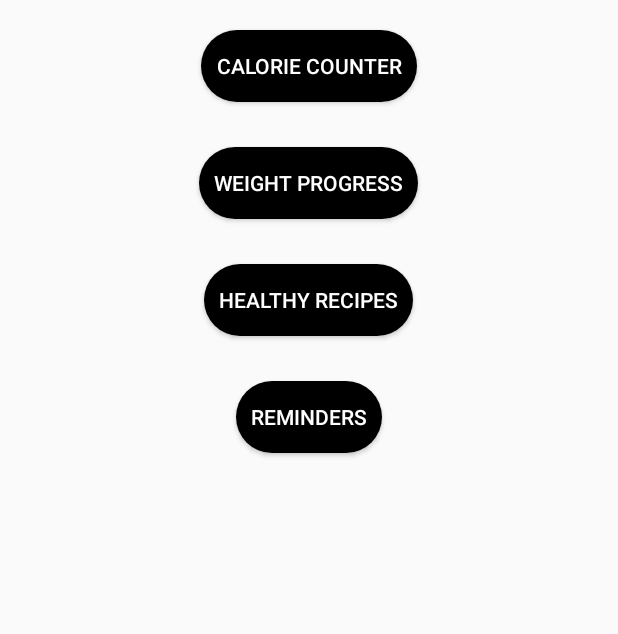
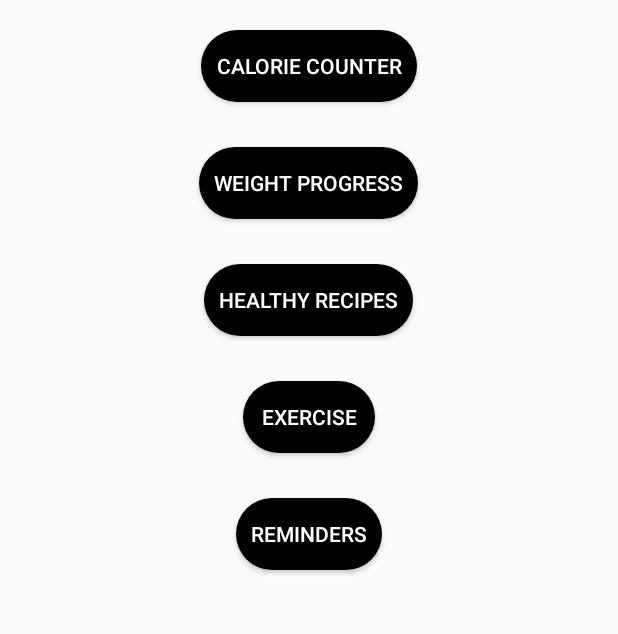
Before and after one commit to KevinDelao/Diet-Android-App, an Android app: the TitleFragment screen opened directly, with no data from a screen before it, on a phone screen of 412 x 824 dp, the part 382-1016 px from its top. Run offline under Robolectric (Android 15) with nearby library versions, the phone set to English and light mode, and no system bars; our stand-ins replace Room's generated code, data binding, navigation-ui; libraries missing offline, so code that uses them is left out: com.facebook.stetho.

Commit message:
Files updated

```diff
--- a/app/src/main/java/com/example/dietapp/TitleFragment.kt
+++ b/app/src/main/java/com/example/dietapp/TitleFragment.kt
@@ -19,6 +19,7 @@ class TitleFragment : Fragment()
     lateinit var toCaloriePage: Button
     lateinit var toHealthyRecipe: Button
     lateinit var toRecordsPage: Button
+    lateinit var toExercisePage: Button
     lateinit var toNotifications: Button
 
     override fun onCreateView(
@@ -29,6 +30,7 @@ class TitleFragment : Fragment()
         toCaloriePage = viewTitle.findViewById(R.id.title_page_calorie_counter_button)
         toNotifications = viewTitle.findViewById(R.id.title_page_notification_button)
         toRecordsPage = viewTitle.findViewById(R.id.title_page_weight_progress_button)
+        toExercisePage = viewTitle.findViewById(R.id.title_page_healthy_exercise_button)
 
         toRecordsPage.setOnClickListener { view: View ->
             view.findNavController().navigate(R.id.titleFragment_to_recordsFragment)
@@ -45,6 +47,11 @@ class TitleFragment : Fragment()
         toHealthyRecipe.setOnClickListener{ view : View ->
             view.findNavController().navigate(R.id.action_titleFragment_to_healthyRecipe)
         }
+
+        toExercisePage.setOnClickListener{ view : View ->
+            view.findNavController().navigate(R.id.action_titleFragment_to_exerciseFragment)
+        }
+
         toNotifications.setOnClickListener{ view : View ->
             view.findNavController().navigate(R.id.action_titleFragment_to_notificationActivity)
         }
--- a/app/src/main/res/layout/fragment_title.xml
+++ b/app/src/main/res/layout/fragment_title.xml
@@ -52,6 +52,11 @@
         android:text="@string/title_page_button_healthy_recipes"
         android:layout_marginBottom="@dimen/title_page_button_margin_bottom"/>
     <Button
+        android:id="@+id/title_page_healthy_exercise_button"
+        style="@style/title_page_buttons"
+        android:text="@string/title_page_button_exercise"
+        android:layout_marginBottom="@dimen/title_page_button_margin_bottom"/>
+    <Button
         android:id="@+id/title_page_notification_button"
         style="@style/title_page_buttons"
         android:text="@string/title_page_button_notification"
--- a/app/src/main/res/navigation/navigation.xml
+++ b/app/src/main/res/navigation/navigation.xml
@@ -14,29 +14,39 @@
 
         <action
             android:id="@+id/action_titleFragment_to_healthyRecipe"
-            app:destination="@id/healthyRecipe" />
+            app:destination="@id/healthyRecipe"
+            app:popUpTo="@id/navigation"
+            app:popUpToInclusive="true" />
         <action
             android:id="@+id/action_titleFragment_to_calorieFragment"
-            app:destination="@id/calorieFragment" />
+            app:destination="@id/calorieFragment"
+            app:popUpTo="@id/titleFragment" />
         <action
             android:id="@+id/titleFragment_to_recordsFragment"
-            app:destination="@id/recordsFragment"/>
+            app:destination="@id/recordsFragment"
+            app:popUpTo="@id/titleFragment" />
         <action
             android:id="@+id/action_titleFragment_to_notificationActivity"
-            app:destination="@id/notificationActivity" />
+            app:destination="@id/notificationActivity"
+            app:popUpTo="@id/titleFragment" />
+        <action
+            android:id="@+id/action_titleFragment_to_exerciseFragment"
+            app:destination="@id/exerciseFragment"
+            app:popUpTo="@id/titleFragment" />
     </fragment>
 
     <fragment
         android:id="@+id/healthyRecipe"
         android:name="com.example.dietapp.HealthyRecipe"
-        android:label="HealthyRecipe"
-        tools:layout="@layout/fragment_healthyrecipe">
+        android:label="HealthyRecipe">
         <action
             android:id="@+id/action_healthyRecipe_to_healthyRecipe_FoodMenu"
-            app:destination="@id/healthyRecipe_FoodMenu" />
+            app:destination="@id/healthyRecipe_FoodMenu"
+            app:popUpTo="@id/healthyRecipe" />
         <action
             android:id="@+id/action_healthyRecipe_to_healthyRecipe_OrangeDrink2"
-            app:destination="@id/healthyRecipe_OrangeDrink" />
+            app:destination="@id/healthyRecipe_OrangeDrink"
+            app:popUpTo="@id/healthyRecipe" />
     </fragment>
     <fragment
         android:id="@+id/healthyRecipe_FoodMenu"
@@ -45,7 +55,8 @@
         tools:layout="@layout/fragment_healthyrecipe_food_menu">
         <action
             android:id="@+id/action_healthyRecipe_FoodMenu_to_healthyRecipe_FoodDetail"
-            app:destination="@id/healthyRecipe_FoodDetail" />
+            app:destination="@id/healthyRecipe_FoodDetail"
+            app:popUpTo="@id/healthyRecipe_FoodMenu" />
     </fragment>
     <fragment
         android:id="@+id/healthyRecipe_FoodDetail"
@@ -67,10 +78,12 @@
         tools:layout="@layout/calorie_layout">
         <action
             android:id="@+id/action_calorieFragment_to_addFoodFragment2"
-            app:destination="@id/addFoodFragment2" />
+            app:destination="@id/addFoodFragment2"
+            app:popUpTo="@id/calorieFragment" />
         <action
             android:id="@+id/action_calorieFragment_to_foodOverViewFragment"
-            app:destination="@id/foodOverViewFragment" />
+            app:destination="@id/foodOverViewFragment"
+            app:popUpTo="@id/calorieFragment" />
     </fragment>
     <fragment
         android:id="@+id/addFoodFragment2"
@@ -93,11 +106,11 @@
     <fragment
         android:id="@+id/recordsFragment"
         android:name="com.example.dietapp.recordsMVVM.RecordTrackerFragment"
-        android:label="Record Fragment"
-        tools:layout="@layout/record_progress">
+        android:label="Record Fragment">
         <action
             android:id="@+id/recordProgress_to_recordEntry"
-            app:destination="@id/recordEntry"/>
+            app:destination="@id/recordEntry"
+            app:popUpTo="@id/recordsFragment" />
     </fragment>
     <fragment
         android:id="@+id/recordEntry"
@@ -113,4 +126,48 @@
         android:name="com.example.dietapp.NotificationActivity"
         android:label="NotificationActivity"
         tools:layout="@layout/fragment_notification"/>
+    <fragment
+        android:id="@+id/exerciseFragment"
+        android:name="com.example.dietapp.ExerciseFragment"
+        android:label="Exercise"
+        tools:layout="@layout/fragment_exercise">
+        <action
+            android:id="@+id/action_exerciseFragment_to_exercise2Fragment"
+            app:destination="@id/exercise2Fragment"
+            app:popUpTo="@id/exerciseFragment" />
+        <action
+            android:id="@+id/action_exerciseFragment_to_exercise3TipsFragment"
+            app:destination="@id/exercise3TipsFragment"
+            app:popUpTo="@id/exerciseFragment" />
+    </fragment>
+    <fragment
+        android:id="@+id/exercise2Fragment"
+        android:name="com.example.dietapp.Exercise2Fragment"
+        android:label="Weight Loss"
+        tools:layout="@layout/fragment_exercise2">
+        <action
+            android:id="@+id/action_exercise2Fragment_to_titleFragment"
+            app:destination="@id/titleFragment" />
+        <action
+            android:id="@+id/action_exercise2Fragment_to_healthyRecipe"
+            app:destination="@id/healthyRecipe" />
+        <action
+            android:id="@+id/action_exercise2Fragment_to_calorieFragment"
+            app:destination="@id/calorieFragment" />
+    </fragment>
+    <fragment
+        android:id="@+id/exercise3TipsFragment"
+        android:name="com.example.dietapp.Exercise3TipsFragment"
+        android:label="Tips"
+        tools:layout="@layout/fragment_exercise3_tips">
+        <action
+            android:id="@+id/action_exercise3TipsFragment_to_titleFragment"
+            app:destination="@id/titleFragment" />
+        <action
+            android:id="@+id/action_exercise3TipsFragment_to_healthyRecipe"
+            app:destination="@id/healthyRecipe" />
+        <action
+            android:id="@+id/action_exercise3TipsFragment_to_calorieFragment"
+            app:destination="@id/calorieFragment" />
+    </fragment>
 </navigation>
```
Also changed, not shown: app/src/main/java/com/example/dietapp/Exercise2Fragment.kt (added, +45 -0 lines), app/src/main/java/com/example/dietapp/Exercise3TipsFragment.kt (added, +47 -0 lines), app/src/main/java/com/example/dietapp/ExerciseFragment.kt (added, +40 -0 lines), app/src/main/res/layout/fragment_exercise.xml (added, +49 -0 lines), app/src/main/res/layout/fragment_exercise2.xml (added, +133 -0 lines), app/src/main/res/layout/fragment_exercise3_tips.xml (added, +166 -0 lines), app/src/main/res/values/strings.xml (+18 -0 lines), app/src/main/res/drawable-v24/workout1.jpg (added), app/src/main/res/drawable-v24/workout2.jpg (added), app/src/main/res/drawable-v24/workout3.jpg (added), 2 other files.
